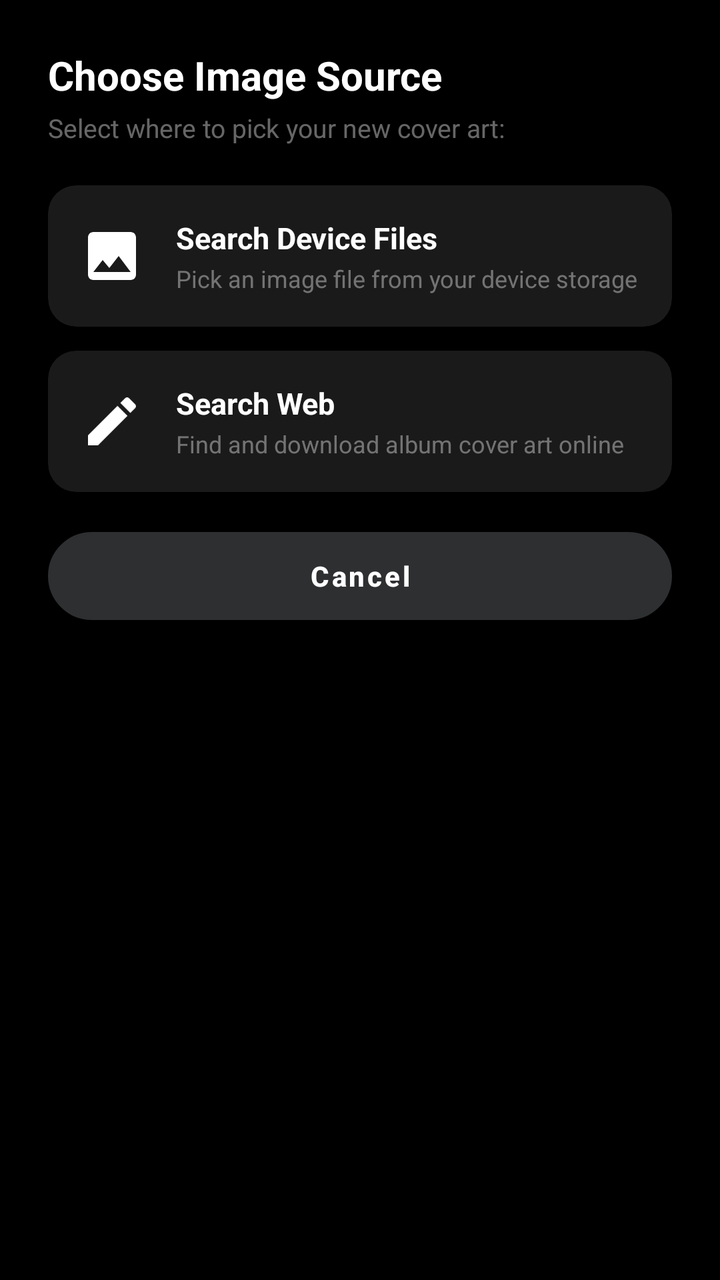
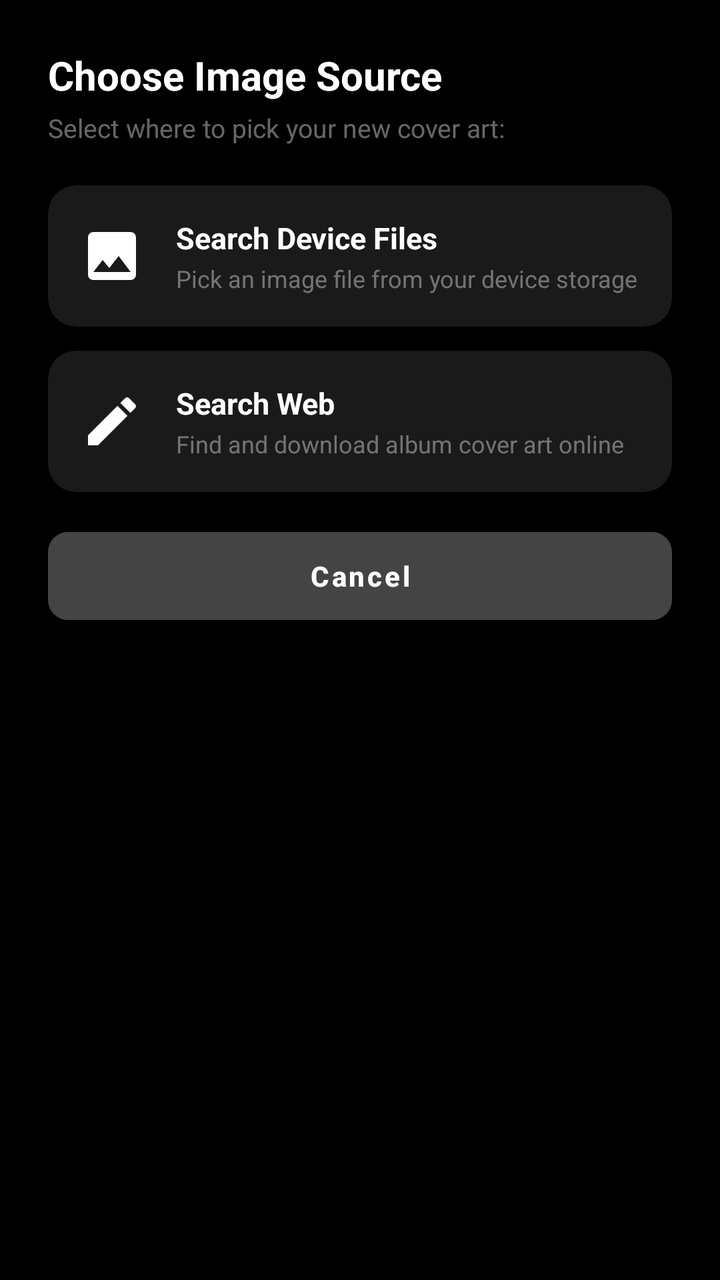

Before-and-after screenshots of an Android layout around one commit, followed by the original layout XML and the change that was made.
<!-- AndroidManifest.xml: application theme Theme.MyApplication -->
<!-- res/layout/dialog_choose_image_source.xml -->
<?xml version="1.0" encoding="utf-8"?>
<LinearLayout xmlns:android="http://schemas.android.com/apk/res/android"
    xmlns:app="http://schemas.android.com/apk/res-auto"
    xmlns:tools="http://schemas.android.com/tools"
    android:layout_width="match_parent"
    android:layout_height="wrap_content"
    android:orientation="vertical"
    android:padding="24dp">

    <TextView
        android:layout_width="wrap_content"
        android:layout_height="wrap_content"
        android:text="Choose Image Source"
        android:textColor="@color/white"
        android:textSize="20sp"
        android:textStyle="bold" />

    <TextView
        android:layout_width="wrap_content"
        android:layout_height="wrap_content"
        android:layout_marginTop="4dp"
        android:layout_marginBottom="20dp"
        android:text="Select where to pick your new cover art:"
        android:textColor="@color/light_gray"
        android:textSize="13sp" />

    
    <androidx.cardview.widget.CardView
        android:id="@+id/cardOptionDevice"
        android:layout_width="match_parent"
        android:layout_height="wrap_content"
        android:layout_marginBottom="12dp"
        android:clickable="true"
        android:focusable="true"
        android:foreground="?attr/selectableItemBackground"
        app:cardBackgroundColor="#1A1A1A"
        app:cardCornerRadius="14dp"
        app:cardElevation="0dp">

        <LinearLayout
            android:layout_width="match_parent"
            android:layout_height="wrap_content"
            android:gravity="center_vertical"
            android:orientation="horizontal"
            android:padding="16dp">

            <ImageView
                android:id="@+id/iconOptionDevice"
                android:layout_width="32dp"
                android:layout_height="32dp"
                android:layout_marginEnd="16dp"
                android:contentDescription="@null"
                android:src="@drawable/baseline_image_24"
                app:tint="@color/white" />

            <LinearLayout
                android:layout_width="match_parent"
                android:layout_height="wrap_content"
                android:orientation="vertical">

                <TextView
                    android:layout_width="wrap_content"
                    android:layout_height="wrap_content"
                    android:text="Search Device Files"
                    android:textColor="@color/white"
                    android:textSize="15sp"
                    android:textStyle="bold" />

                <TextView
                    android:layout_width="wrap_content"
                    android:layout_height="wrap_content"
                    android:layout_marginTop="2dp"
                    android:text="Pick an image file from your device storage"
                    android:textColor="@color/light_gray"
                    android:textSize="12sp" />

            </LinearLayout>

        </LinearLayout>

    </androidx.cardview.widget.CardView>

    
    <androidx.cardview.widget.CardView
        android:id="@+id/cardOptionWeb"
        android:layout_width="match_parent"
        android:layout_height="wrap_content"
        android:layout_marginBottom="20dp"
        android:clickable="true"
        android:focusable="true"
        android:foreground="?attr/selectableItemBackground"
        app:cardBackgroundColor="#1A1A1A"
        app:cardCornerRadius="14dp"
        app:cardElevation="0dp">

        <LinearLayout
            android:layout_width="match_parent"
            android:layout_height="wrap_content"
            android:gravity="center_vertical"
            android:orientation="horizontal"
            android:padding="16dp">

            <ImageView
                android:id="@+id/iconOptionWeb"
                android:layout_width="32dp"
                android:layout_height="32dp"
                android:layout_marginEnd="16dp"
                android:contentDescription="@null"
                android:src="@drawable/baseline_edit_24"
                app:tint="@color/white" />

            <LinearLayout
                android:layout_width="match_parent"
                android:layout_height="wrap_content"
                android:orientation="vertical">

                <TextView
                    android:layout_width="wrap_content"
                    android:layout_height="wrap_content"
                    android:text="Search Web"
                    android:textColor="@color/white"
                    android:textSize="15sp"
                    android:textStyle="bold" />

                <TextView
                    android:layout_width="wrap_content"
                    android:layout_height="wrap_content"
                    android:layout_marginTop="2dp"
                    android:text="Find and download album cover art online"
                    android:textColor="@color/light_gray"
                    android:textSize="12sp" />

            </LinearLayout>

        </LinearLayout>

    </androidx.cardview.widget.CardView>

    <Button
        android:id="@+id/btnCancelSource"
        android:layout_width="match_parent"
        android:layout_height="44dp"
        android:background="@drawable/bg_button_secondary"
        android:text="Cancel"
        android:textAllCaps="false"
        android:textColor="@color/white"
        android:textSize="14sp"
        android:textStyle="bold"
        app:backgroundTint="#2D2F31" />

</LinearLayout>
<!-- resources referenced by this layout -->
<resources>
  <color name="light_gray">#80CCCCCC</color>
  <color name="white">#FFFFFFFF</color>
  <!-- drawable baseline_edit_24 (drawable) -->
  <vector xmlns:android="http://schemas.android.com/apk/res/android"
      android:width="24dp"
      android:height="24dp"
      android:viewportWidth="24"
      android:viewportHeight="24"
      android:tint="#FFFFFF">
      <path
          android:fillColor="@android:color/white"
          android:pathData="M3,17.25V21h3.75L17.81,9.94l-3.75,-3.75L3,17.25zM20.71,7.04c0.39,-0.39 0.39,-1.02 0,-1.41l-2.34,-2.34c-0.39,-0.39 -1.02,-0.39 -1.41,0l-1.83,1.83 3.75,3.75 1.83,-1.83z"/>
  </vector>
  <!-- drawable baseline_image_24 (drawable) -->
  <vector xmlns:android="http://schemas.android.com/apk/res/android"
      android:width="24dp"
      android:height="24dp"
      android:viewportWidth="24"
      android:viewportHeight="24"
      android:tint="#FFFFFF">
      <path
          android:fillColor="@android:color/white"
          android:pathData="M21,19V5c0,-1.1 -0.9,-2 -2,-2H5c-1.1,0 -2,0.9 -2,2v14c0,1.1 0.9,2 2,2h14c1.1,0 2,-0.9 2,-2zM8.5,13.5l2.5,3.01L14.5,12l4.5,6H5l3.5,-4.5z"/>
  </vector>
  <!-- drawable bg_button_secondary (drawable) -->
  <?xml version="1.0" encoding="utf-8"?>
  <ripple xmlns:android="http://schemas.android.com/apk/res/android"
      android:color="#33FFFFFF">
      <item>
          <shape>
              <solid android:color="#444444" />
              <corners android:radius="24dp" />
              <stroke android:width="1dp" android:color="#555555" />
          </shape>
      </item>
  </ripple>
  <style name="Theme.MyApplication" parent="Base.Theme.MyApplication" />
  <style name="Base.Theme.MyApplication" parent="Theme.Material3.DayNight.NoActionBar">
          <item name="colorPrimary">@color/white</item>
          <item name="colorSecondary">#AAAAAA</item>
          <item name="colorAccent">#3D3D3D</item>
          <item name="colorControlActivated">#AAAAAA</item>
          <item name="colorControlHighlight">#33FFFFFF</item>
          <item name="android:windowBackground">@color/black</item>
          <item name="android:windowSplashScreenBackground" tools:targetApi="s">@color/black</item>
          <item name="android:windowSplashScreenAnimatedIcon" tools:targetApi="s">@android:color/transparent</item>
  
          
          <item name="materialButtonStyle">@style/Widget.App.Button</item>
      </style>
  <color name="black">#FF000000</color>
  <style name="Widget.App.Button" parent="Widget.MaterialComponents.Button">
          <item name="backgroundTint">#444444</item>
          <item name="cornerRadius">24dp</item>
          <item name="strokeColor">#555555</item>
          <item name="strokeWidth">1dp</item>
          <item name="rippleColor">#33FFFFFF</item>
          <item name="android:textColor">@color/white</item>
          <item name="android:textAllCaps">false</item>
          <item name="android:textStyle">bold</item>
          <item name="android:insetTop">0dp</item>
          <item name="android:insetBottom">0dp</item>
      </style>
</resources>

<!-- the commit's change to res/layout/dialog_choose_image_source.xml (unified diff, before → after) -->
@@ -140,12 +140,15 @@
         android:id="@+id/btnCancelSource"
         android:layout_width="match_parent"
         android:layout_height="44dp"
-        android:background="@drawable/bg_button_secondary"
+        android:insetTop="0dp"
+        android:insetBottom="0dp"
         android:text="Cancel"
         android:textAllCaps="false"
         android:textColor="@color/white"
         android:textSize="14sp"
         android:textStyle="bold"
-        app:backgroundTint="#2D2F31" />
+        app:cornerRadius="10dp"
+        app:elevation="0dp"
+        app:strokeWidth="0dp" />
 
 </LinearLayout>
<!-- resource entries referenced after the edit -->
@@ -24,18 +24,6 @@
           android:fillColor="@android:color/white"
           android:pathData="M21,19V5c0,-1.1 -0.9,-2 -2,-2H5c-1.1,0 -2,0.9 -2,2v14c0,1.1 0.9,2 2,2h14c1.1,0 2,-0.9 2,-2zM8.5,13.5l2.5,3.01L14.5,12l4.5,6H5l3.5,-4.5z"/>
   </vector>
-  <!-- drawable bg_button_secondary (drawable) -->
-  <?xml version="1.0" encoding="utf-8"?>
-  <ripple xmlns:android="http://schemas.android.com/apk/res/android"
-      android:color="#33FFFFFF">
-      <item>
-          <shape>
-              <solid android:color="#444444" />
-              <corners android:radius="24dp" />
-              <stroke android:width="1dp" android:color="#555555" />
-          </shape>
-      </item>
-  </ripple>
   <style name="Theme.MyApplication" parent="Base.Theme.MyApplication" />
   <style name="Base.Theme.MyApplication" parent="Theme.Material3.DayNight.NoActionBar">
           <item name="colorPrimary">@color/white</item>
